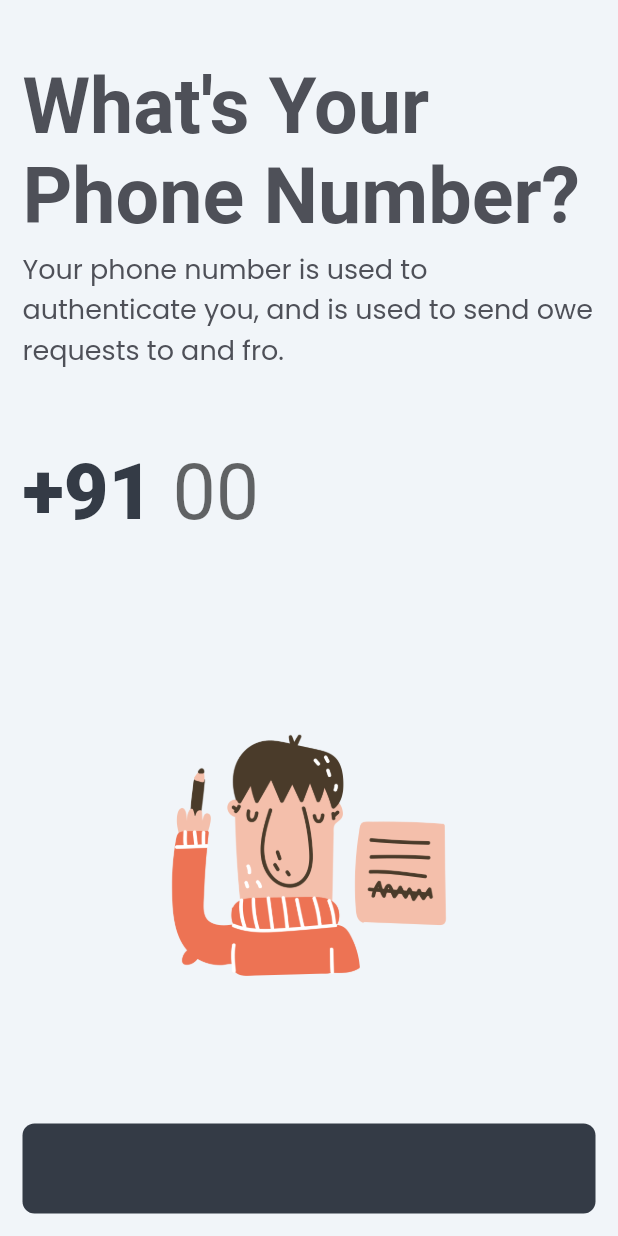
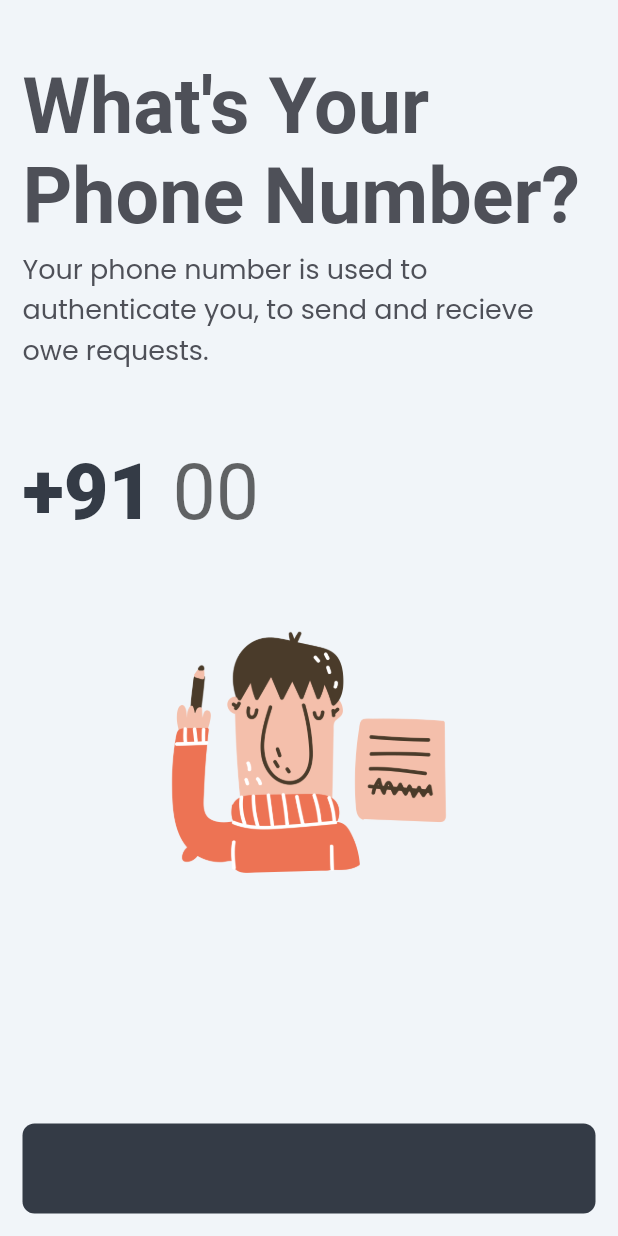
Before and after one commit to preetjdp/YouOweMe, a Flutter app: the screen it shows after launch, swiped to page 3, on a phone screen of 412 x 824 dp. Run offline on Flutter 3.47's test engine with Material 2 defaults, Android fonts, the phone set to English and light mode, and no system bars; drawn by our look-alikes of streaming_shared_preferences; our stand-ins replace after_layout, cloud_firestore, contacts_service, device_preview, equatable, firebase_analytics and 17 more; missing offline and left inert: artemis, basics, firebase_auth_platform_interface, fuzzy, gql, rough; accounts and stored records are empty; generated files the repository leaves out were written again; Roboto replaces fonts that are missing (Aileron).

Commit message:
update deps

```diff
--- a/mobileApp/lib/resources/notifiers/meNotifier.dart
+++ b/mobileApp/lib/resources/notifiers/meNotifier.dart
@@ -16,7 +16,7 @@ class MeNotifier extends ChangeNotifier {
 
   Seva$Query$User me;
 
-  void onProxyUpdate(FirebaseUser firebaseUser) async {
+  void onProxyUpdate(User firebaseUser) async {
     if (firebaseUser.isNotNull) {
       print("MeNotifier Proxy Update");
       graphQLClient = await getGraphqlClient(firebaseUser.uid);
--- a/mobileApp/lib/resources/providers.dart
+++ b/mobileApp/lib/resources/providers.dart
@@ -6,7 +6,7 @@ import 'package:hooks_riverpod/hooks_riverpod.dart';
 import 'package:YouOweMe/resources/notifiers/meNotifier.dart';
 
 final firebaseUserProvider =
-    StreamProvider((ref) => FirebaseAuth.instance.onAuthStateChanged);
+    StreamProvider((ref) => FirebaseAuth.instance.userChanges());
 
 final meNotifierProvider = ChangeNotifierProvider<MeNotifier>((ref) {
   MeNotifier meNotifier = MeNotifier();
--- a/mobileApp/lib/ui/IntroFlow/authFlow/mobilePage.dart
+++ b/mobileApp/lib/ui/IntroFlow/authFlow/mobilePage.dart
@@ -73,7 +73,7 @@ class _MobilePageState extends State<MobilePage> {
               FirebaseAuth.instance.signInWithCredential(credentials);
               Navigator.pop(context, jumpTwoPages);
             },
-            verificationFailed: (AuthException exception) {
+            verificationFailed: (FirebaseAuthException exception) {
               throw exception;
             },
             codeSent: (a, [b]) {
@@ -126,7 +126,7 @@ class _MobilePageState extends State<MobilePage> {
                       height: 5,
                     ),
                     Text(
-                      "Your phone number is used to authenticate you, and is used to send owe requests to and fro.",
+                      "Your phone number is used to authenticate you, to send and recieve owe requests.",
                       style: GoogleFonts.poppins(),
                     ),
                     _spacer(16),
@@ -162,7 +162,7 @@ class _MobilePageState extends State<MobilePage> {
                         ),
                       ],
                     ),
-                    _spacer(12),
+                    // _spacer(12),
                     Image.asset("assets/scribbles/karlsson_pen_scribble.png")
                   ],
                 ),
--- a/mobileApp/lib/ui/IntroFlow/authFlow/namePage.dart
+++ b/mobileApp/lib/ui/IntroFlow/authFlow/namePage.dart
@@ -100,7 +100,6 @@ class _NamePageState extends State<NamePage> {
                       color: Theme.of(context).accentColor,
                     ),
                   ),
-                  _spacer(12),
                   Image.asset("assets/scribbles/karlsson_holding_book.png")
                 ],
               ),
--- a/mobileApp/lib/ui/IntroFlow/authFlow/otpPage.dart
+++ b/mobileApp/lib/ui/IntroFlow/authFlow/otpPage.dart
@@ -49,11 +49,11 @@ class _OtpPageState extends State<OtpPage> {
           throw "OTP not mentioned";
         }
         yomButtonController.showLoading();
-        AuthCredential otpCredential = PhoneAuthProvider.getCredential(
+        AuthCredential otpCredential = PhoneAuthProvider.credential(
             verificationId: introFlowUser.verificationCode,
             smsCode: otpController.text);
 
-        AuthResult authResult =
+        UserCredential authResult =
             await FirebaseAuth.instance.signInWithCredential(otpCredential);
 
         if (authResult.isNotNull) {
@@ -101,7 +101,7 @@ class _OtpPageState extends State<OtpPage> {
                     height: 5,
                   ),
                   Text(
-                    "You should have received the OTP on your messages app, if not you should get it in the next minute.",
+                    "You should have received the OTP on your messages app, if not you'll get it in the next minute.",
                     style: GoogleFonts.poppins(),
                   ),
                   _spacer(16),
--- a/mobileApp/pubspec.yaml
+++ b/mobileApp/pubspec.yaml
@@ -17,8 +17,8 @@ dependencies:
       ref: Preet-Custom
       path: device_preview/
   graphql_flutter: ^3.1.0
-  hooks_riverpod: ^0.6.0-dev+2
-  flutter_hooks: ^0.13.0
+  hooks_riverpod: ^0.6.0-dev+3
+  flutter_hooks: ^0.13.1
   state_notifier: ^0.6.0
   cloud_firestore: ^0.14.0-dev.1
   json_serializable: ^3.3.0
@@ -28,7 +28,7 @@ dependencies:
   contacts_service: ^0.4.6
   permission_handler: ^5.0.1
   fuzzy: ^0.2.3
-  firebase_auth: ^0.17.0-dev.2
+  firebase_auth: ^0.18.0-dev.2
   pin_code_text_field: ^1.6.0
   flutter_launcher_icons: ^0.7.5
   animations: ^1.1.2
```
Also changed, not shown: mobileApp/pubspec.lock.
